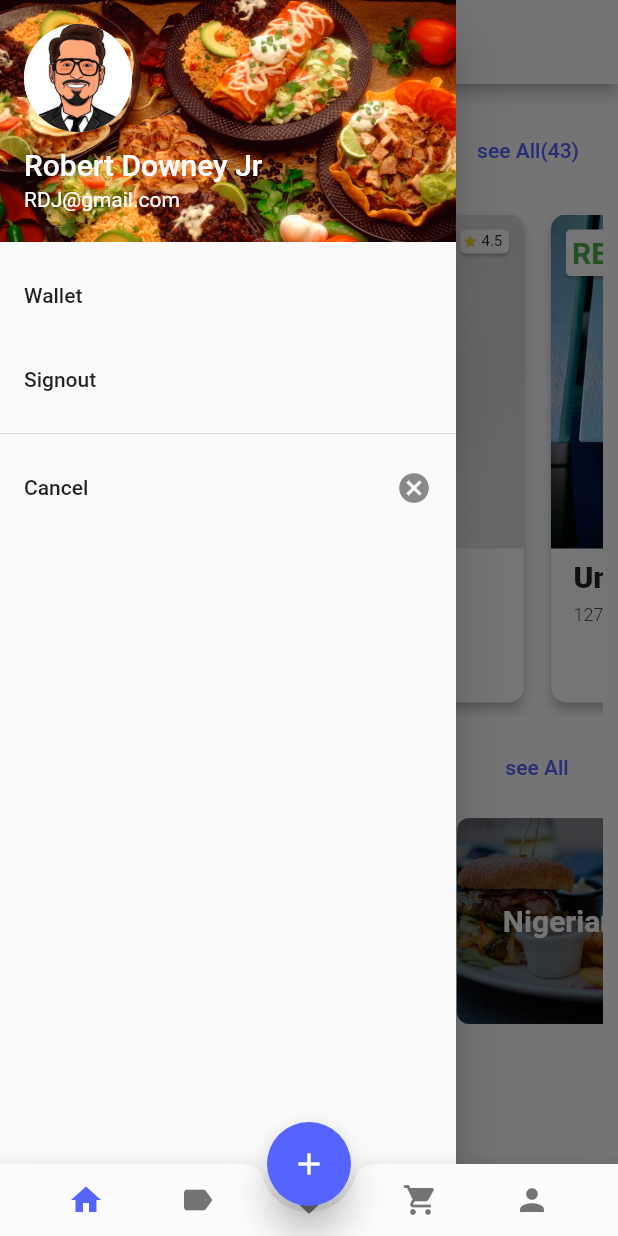
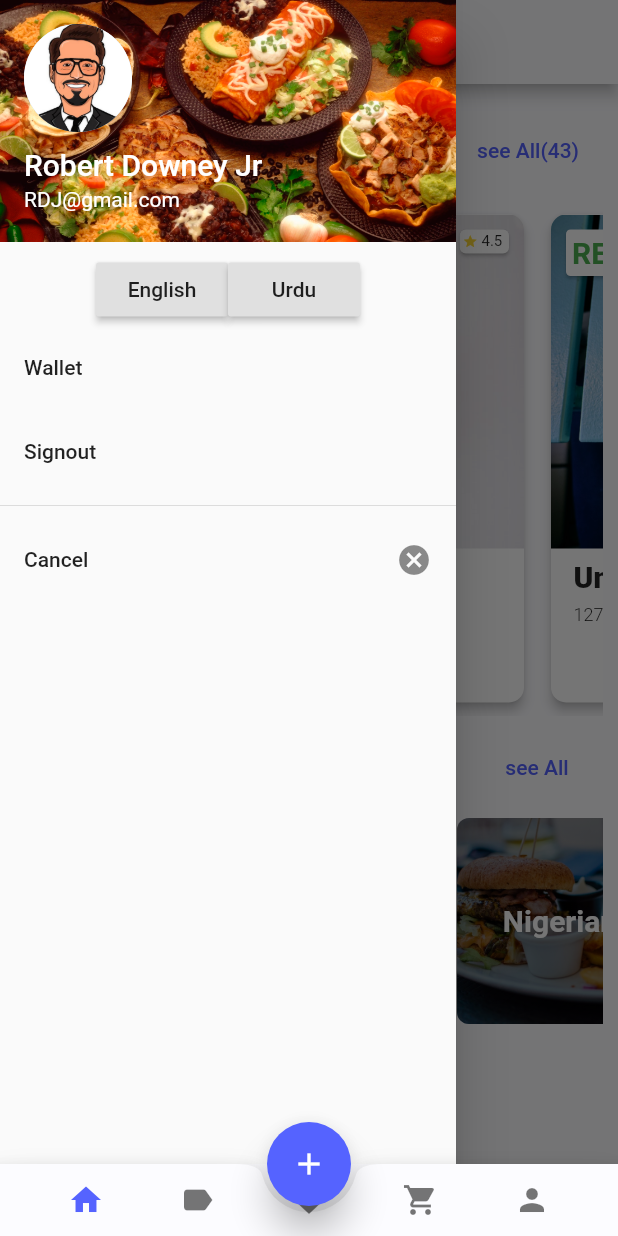
Before and after one commit to fahadsultan09/foodByte, a Flutter app: the screen it shows after launch, in the side drawer, after a tap on "REVIEWS", on a phone screen of 412 x 824 dp. Run offline on Flutter 3.47's test engine with Material 2 defaults, Android fonts, the light colour scheme and no system bars; our stand-ins replace flutter_local_notifications, flutter_rating_bar, shared_preferences; missing offline and left inert: scratcher, speech_recognition, translator; network calls fail.

Commit message:
language button setted

```diff
--- /dev/null
+++ b/lib/Utils/models.dart
@@ -0,0 +1,86 @@
+import 'package:flutter/foundation.dart';
+
+class Post {
+  final int userId;
+  final int id;
+  final String title;
+  final String body;
+
+  Post({this.userId, this.id, this.title, this.body});
+
+  factory Post.fromJson(Map<String, dynamic> json) {
+    return Post(
+      userId: json['userId'],
+      id: json['id'],
+      title: json['title'],
+      body: json['body'],
+    );
+  }
+}
+
+class Food {
+  final int id;
+  final int restId;
+  final String fname;
+  final int fid;
+  final int servings;
+  final double price;
+
+  Food({this.id,this.restId,this.fname,this.fid,this.servings,this.price});
+
+factory Food.fromJson(Map<String,dynamic>json)
+{
+ return Food(
+
+ );
+}
+
+
+}
+
+class Order{
+  final int id;
+  final int fid;
+  final int quantity;
+  final String emailId;
+  final int ordernumber;
+
+  Order({this.id,this.fid,this.quantity,this.emailId,this.ordernumber});
+
+  factory Order.fromJson(Map<String,dynamic>json)
+  {
+    return Order();
+  }
+
+}
+
+class Rest{
+  final int id;
+  final String restaurant_name;
+  final String phone;
+  final String starttime;
+  final String endtime;
+
+  Rest({this.id,this.restaurant_name,this.phone,this.starttime,this.endtime});
+
+  factory Rest.fromJson(Map<String,dynamic>json){
+    return Rest();
+  }
+}
+
+class User{
+  final String emailId;
+  final String username;
+  final String password;
+  final int number;
+  final String address;
+  final double wallet;
+  final String city;
+  User({this.emailId,this.username,this.password,this.number,this.address,this.wallet,this.city});
+
+  factory User.fromJson(Map<String,dynamic>json)
+  {
+    return User();
+  }
+
+}
--- a/lib/screens/home.dart
+++ b/lib/screens/home.dart
@@ -11,10 +11,27 @@ import 'package:flutter_local_notifications/flutter_local_notifications.dart';
 import 'package:translator/translator.dart';
 import 'package:foodbyte/Utils/helper.dart';
 import 'package:foodbyte/localization/localization.dart';
+import 'package:http/http.dart' as http;
+import 'dart:convert';
+
+import 'package:foodbyte/Utils/models.dart';
 
 class Home extends StatefulWidget {
   @override
   _HomeState createState() => _HomeState();
+}
+
+Future<Post> fetchPost() async {
+  final response =
+      await http.get('https://jsonplaceholder.typicode.com/posts/1');
+
+  if (response.statusCode == 200) {
+    // If the call to the server was successful, parse the JSON.
+    return Post.fromJson(json.decode(response.body));
+  } else {
+    // If that call was not successful, throw an error.
+    throw Exception('Failed to load post');
+  }
 }
 
 class _HomeState extends State<Home> with AutomaticKeepAliveClientMixin<Home> {
@@ -24,6 +41,7 @@ class _HomeState extends State<Home> with AutomaticKeepAliveClientMixin<Home> {
   // SpeechRecognition _speechRecognition;
   // bool isAvailable = false;
   // bool isListening = false;
+  Future<Post> post;
   FlutterLocalNotificationsPlugin flutterLocalNotificationsPlugin;
 
   // void initSpeedRecognition() {
@@ -42,8 +60,7 @@ class _HomeState extends State<Home> with AutomaticKeepAliveClientMixin<Home> {
   // }
 
   void initNotifications() {
-     flutterLocalNotificationsPlugin =
-        new FlutterLocalNotificationsPlugin();
+    flutterLocalNotificationsPlugin = new FlutterLocalNotificationsPlugin();
     var android = new AndroidInitializationSettings('@mipmap/ic_launcher');
     var iOS = new IOSInitializationSettings();
     var initializationSettings = new InitializationSettings(android, iOS);
@@ -51,37 +68,16 @@ class _HomeState extends State<Home> with AutomaticKeepAliveClientMixin<Home> {
         onSelectNotification: onSelectNotification);
   }
 
-
-    final translator = GoogleTranslator();
+  // final translator = GoogleTranslator();
   @override
   void initState() {
     super.initState();
     // initSpeedRecognition();
     initNotifications();
+    post = fetchPost();
     // _transalate();
   }
 
-  // Future<void> _transalate() async{
-  //      translator.translate(input, to: 'ur').then((s){
-  //        setState(() {
-  //         input = s;
-  //        });
-
-  //      });
-  //   translator.translate(_seeAll,to:'ur').then((s){
-  //     setState(() {
-  //         _seeAll = s;
-  //        });
-  //   });
-  // translator.baseUrl = "https://translate.google.cn/translate_a/single";
-  // // translator.translateAndPrint("This means 'testing' in chinese", to: 'zh-cn');
-
-
-  // // var translation = await translator
-  // //     .translate("I would buy a car, if I had money.", from: 'en', to: 'it');
-  // // print("translation: " + translation);
-
-    //}
   Future onSelectNotification(String payload) {
     debugPrint("payload : $payload");
     showDialog(
@@ -124,9 +120,35 @@ class _HomeState extends State<Home> with AutomaticKeepAliveClientMixin<Home> {
             //       // Navigator.of(context).pop();
             //       // Navigator.of(context).push(new MaterialPageRoute(builder: (BuildContext context) => new Page("First Page")));
             //     }),
+            new Row(
+          mainAxisAlignment: MainAxisAlignment.center,
+
+          children: <Widget>[
+            new RaisedButton(
+            padding: EdgeInsets.only(right: 10.0,left: 10.0),
+
+              onPressed: () {
+                this.setState(() {
+                  helper.onLocaleChanged(new Locale("en"));
+                });
+              },
+              child: new Text("English"),
+            ),
+            new RaisedButton(
+          padding: EdgeInsets.only(right: 10.0,left: 10.0),
+
+              onPressed: () {
+                this.setState(() {
+                  helper.onLocaleChanged(new Locale("ur"));
+                });
+              },
+              child: new Text("Urdu"),
+            ),
+          ]
+          ),
+
             new ListTile(
                 title: new Text(AppLocalizations.of(context).wallet),
-
                 onTap: () {
                   Navigator.of(context).pop();
                   Navigator.of(context).push(new MaterialPageRoute(
@@ -148,7 +170,6 @@ class _HomeState extends State<Home> with AutomaticKeepAliveClientMixin<Home> {
           ],
         ),
       ),
-
       body: Padding(
         padding: EdgeInsets.fromLTRB(10.0, 0, 10.0, 0),
         child: ListView(
@@ -168,7 +189,7 @@ class _HomeState extends State<Home> with AutomaticKeepAliveClientMixin<Home> {
                 ),
                 FlatButton(
                   child: Text(
-                    AppLocalizations.of(context).seeAll+"(43)",
+                    AppLocalizations.of(context).seeAll + "(43)",
                     style: TextStyle(
 //                      fontSize: 22,
 //                      fontWeight: FontWeight.w800,
@@ -203,10 +224,11 @@ class _HomeState extends State<Home> with AutomaticKeepAliveClientMixin<Home> {
                   Map restaurant = restaurants[index];
 
                   return GestureDetector(
-                      onTap: (){
-                        Navigator.of(context).push(MaterialPageRoute(builder: (context)=>Restaurant(restaurant)));
-                      },
-                      child: Padding(
+                    onTap: () {
+                      Navigator.of(context).push(MaterialPageRoute(
+                          builder: (context) => Restaurant(restaurant)));
+                    },
+                    child: Padding(
                       padding: EdgeInsets.only(right: 10.0),
                       child: SlideItem(
                         img: restaurant["img"],
@@ -403,6 +425,8 @@ class _HomeState extends State<Home> with AutomaticKeepAliveClientMixin<Home> {
         payload: 'Nitish Kumar Singh is part time Youtuber');
   }
 
+
+
   @override
   bool get wantKeepAlive => true;
 }
--- a/lib/widgets/slide_item.dart
+++ b/lib/widgets/slide_item.dart
@@ -171,10 +171,10 @@ int max = 3;
             title: Text('Reviews'),
             children: <Widget>[
               Container(
-              padding: EdgeInsets.only(right: 10.0,left: 10.0),
+              // padding: EdgeInsets.only(right: 10.0,left: 10.0),
 
-              height: MediaQuery.of(context).size.height /2,
-              width: MediaQuery.of(context).size.width-5,
+              // height: MediaQuery.of(context).size.height /2,
+              // width: MediaQuery.of(context).size.width-5,
                 child: ListView.builder(
                   itemCount: myreviews.length,
                   itemBuilder: (BuildContext context,index){
--- a/pubspec.yaml
+++ b/pubspec.yaml
@@ -32,6 +32,7 @@ dependencies:
   cupertino_icons: ^0.1.2
   speech_recognition: ^0.3.0
   scratcher:
+  http: ^0.12.0+2
   translator: ^0.1.2
   flutter_rating_bar: ^3.0.0
 
```
Also changed, not shown: pubspec.lock.
